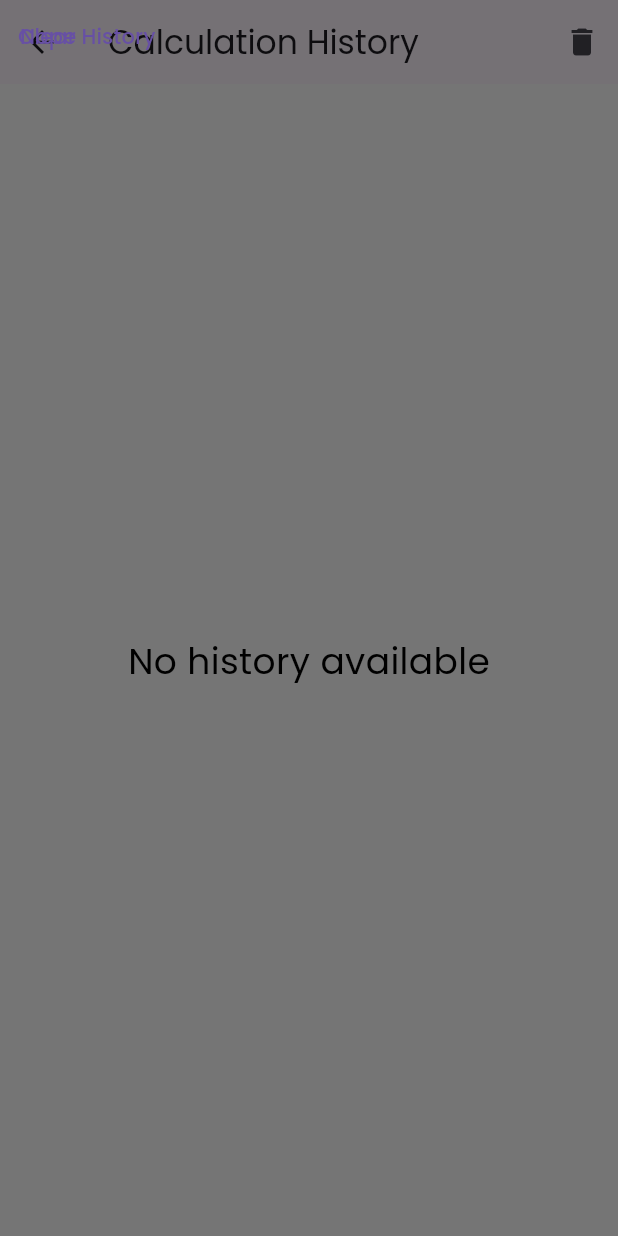
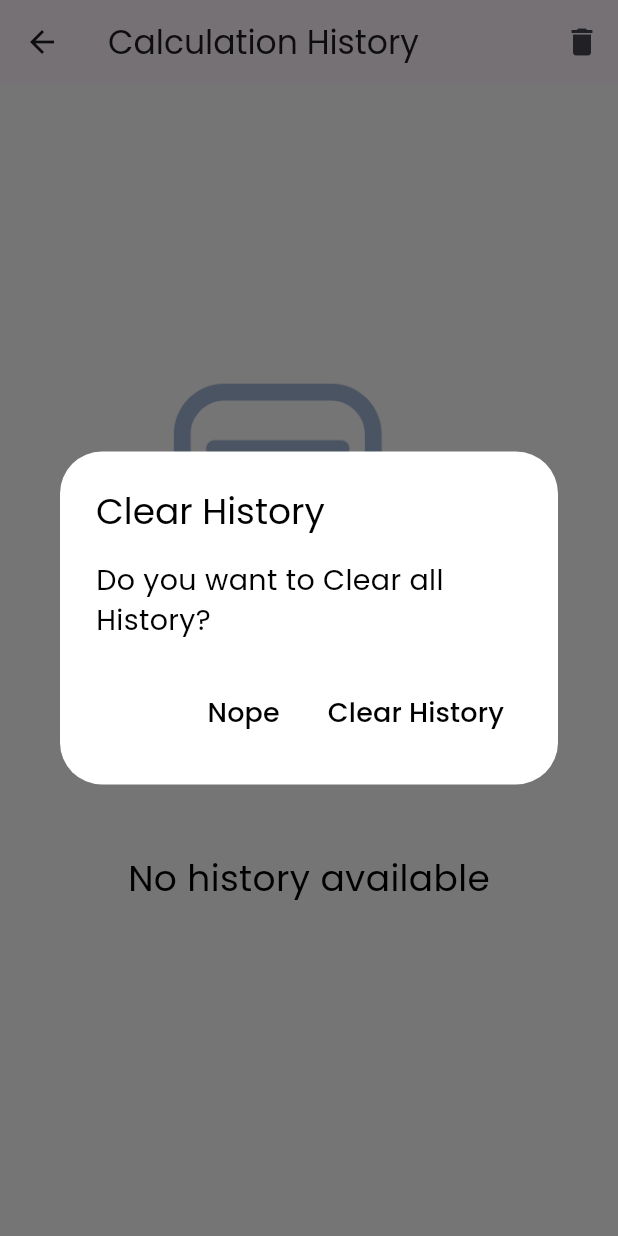
Before and after one commit to Magesh-Doodleblue/Basic-Calculator-using-Flutter, a Flutter app: the CalculationHistoryPage screen opened directly, after a tap on the "delete" icon, on a phone screen of 412 x 824 dp. Run offline on Flutter 3.47's test engine with Material 2 defaults, Android fonts, the phone set to English and light mode, and no system bars; our stand-ins replace fluttertoast, google_fonts, shared_preferences; accounts and stored records are empty.

Commit message:
code structure for colors and constants

```diff
--- a/lib/utils/colors.dart
+++ b/lib/utils/colors.dart
@@ -6,3 +6,4 @@ const lightScaffoldBgColor = Colors.white;
 
 const blackColor = Colors.black;
 const whiteColor = Colors.white;
+const greyColor = Color.fromARGB(255, 162, 162, 162);
--- a/lib/utils/history_styles.dart
+++ b/lib/utils/history_styles.dart
@@ -1,4 +1,6 @@
 import 'package:flutter/material.dart';
+
+import 'colors.dart';
 
 Text listSubTextForHistory(Map<String, String> calculation) {
   return Text(
@@ -26,3 +28,12 @@ TextStyle styleFont(int size) {
     fontSize: size.toDouble(),
   );
 }
+
+TextStyle dialogTextStyle(BuildContext context, double size) {
+  return TextStyle(
+    color: Theme.of(context).brightness == Brightness.dark
+        ? whiteColor
+        : blackColor,
+    fontSize: size,
+  );
+}
--- a/lib/views/screens/history/history.dart
+++ b/lib/views/screens/history/history.dart
@@ -19,41 +19,42 @@ class _CalculationHistoryPageState extends State<CalculationHistoryPage> {
     showDialog(
       context: context,
       builder: (BuildContext context) {
-        // return AlertDialog(
-        //   // backgroundColor: Color.fromARGB(255, 26, 26, 26),
-        //   title: const Text("Clear History"),
-        //   content: const Text("Do you want to Clear all History?"),
-        //   actions: [
-        // TextButton(
-        //   child: const Text("Nope"),
-        //   onPressed: () {
-        //     Navigator.of(context).pop();
-        //   },
-        // ),
-        // TextButton(
-        //   child: const Text("Clear History"),
-        //   onPressed: () {
-        //     Navigator.of(context).pop();
-        //     _calculationHistory.removeHistory();
-        //   },
-        // )
-        //   ],
-        // );
-        return Stack(
-          children: [
+        return AlertDialog(
+          backgroundColor: Theme.of(context).brightness == Brightness.dark
+              ? blackColor
+              : whiteColor,
+          title: Text(
+            "Clear History",
+            style: dialogTextStyle(context, 24),
+          ),
+          content: SizedBox(
+            width: 600,
+            // height: 100.0,
+            child: Text(
+              "Do you want to Clear all History?",
+              style: dialogTextStyle(context, 19),
+            ),
+          ),
+          actions: [
             TextButton(
-              child: const Text("Nope"),
+              child: Text(
+                "Nope",
+                style: dialogTextStyle(context, 18),
+              ),
               onPressed: () {
                 Navigator.of(context).pop();
               },
             ),
             TextButton(
-              child: const Text("Clear History"),
+              child: Text(
+                "Clear History",
+                style: dialogTextStyle(context, 18),
+              ),
               onPressed: () {
                 Navigator.of(context).pop();
                 _calculationHistory.removeHistory();
               },
-            )
+            ),
           ],
         );
       },
@@ -91,14 +92,19 @@ class _CalculationHistoryPageState extends State<CalculationHistoryPage> {
             List<Map<String, String>> history = snapshot.data!;
             return history.isEmpty
                 ? Center(
-                    child: Text(
-                      'No history available',
-                      style: TextStyle(
-                        fontSize: 24,
-                        color: Theme.of(context).brightness == Brightness.dark
-                            ? whiteColor
-                            : blackColor,
-                      ),
+                    child: Column(
+                      children: [
+                        const SizedBox(
+                          height: 100,
+                        ),
+                        Theme.of(context).brightness == Brightness.dark
+                            ? Image.asset("assets/no_history_dark.gif")
+                            : Image.asset("assets/no_history_light.gif"),
+                        Text(
+                          'No history available',
+                          style: dialogTextStyle(context, 24),
+                        ),
+                      ],
                     ),
                   )
                 : listViewBuilderForHistory(history);
--- a/pubspec.yaml
+++ b/pubspec.yaml
@@ -62,8 +62,8 @@ flutter:
   uses-material-design: true
 
   # To add assets to your application, add an assets section, like this:
-  # assets:
-  #   - images/a_dot_burr.jpeg
+  assets:
+    - assets/
   #   - images/a_dot_ham.jpeg
 
   # An image asset can refer to one or more resolution-specific "variants", see
```
Also changed, not shown: assets/no_history_dark.gif (added), assets/no_history_light.gif (added).
